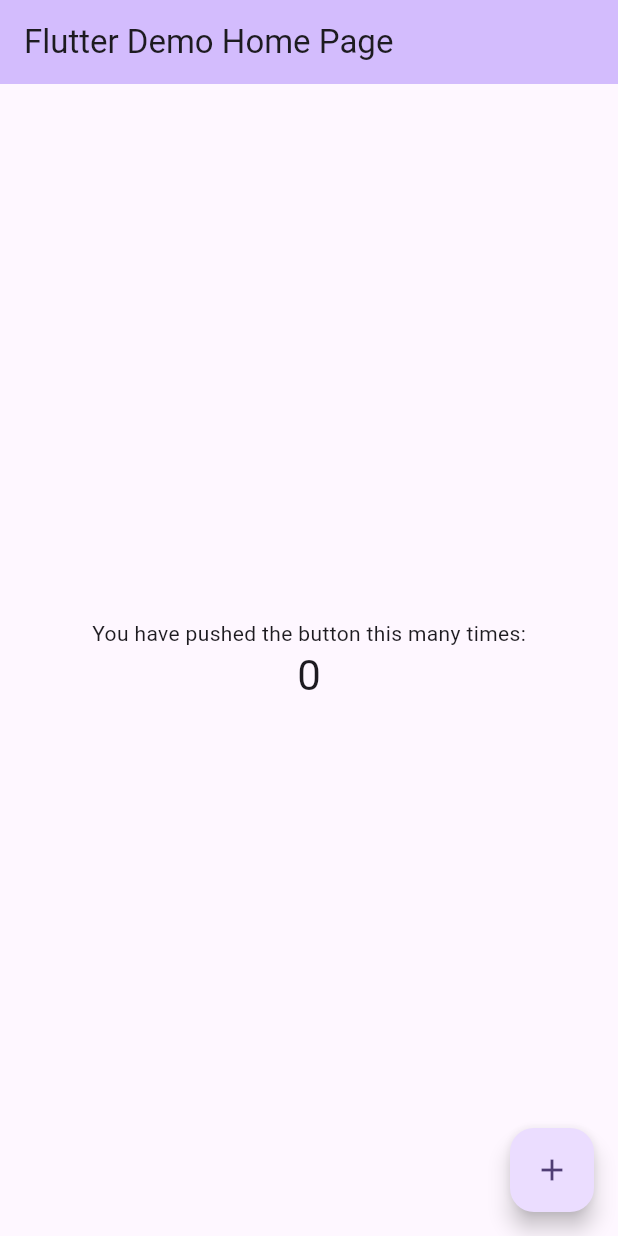
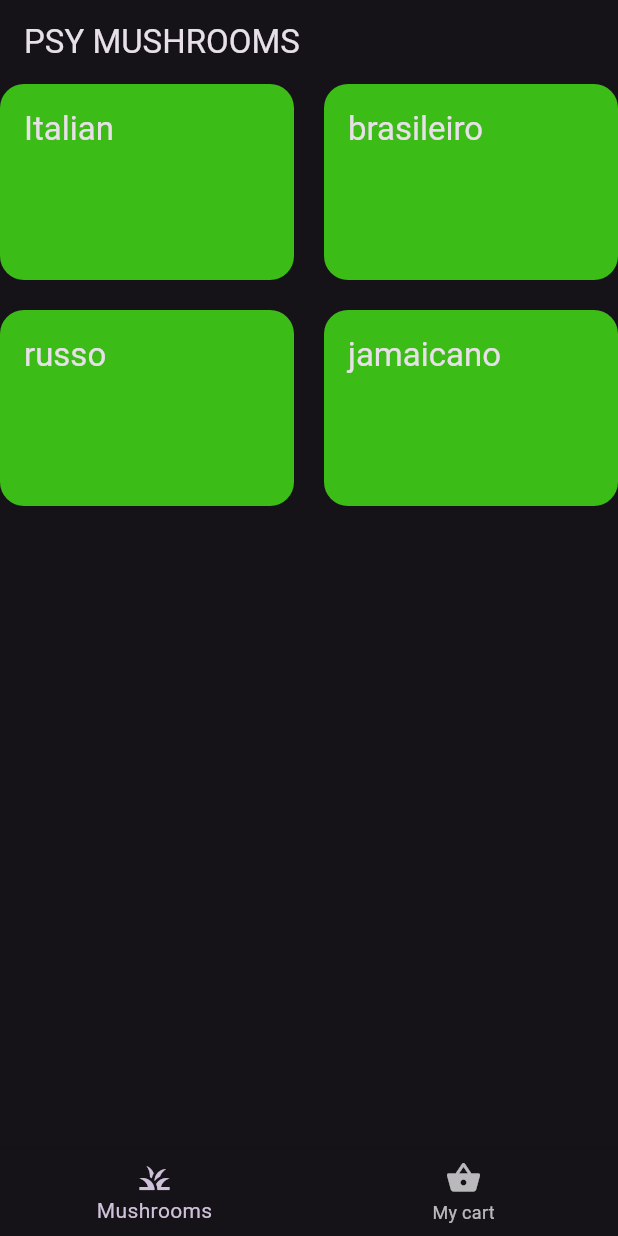
Before and after one commit to ThiagoC-Silva/psy_mushroom, a Flutter app: the screen it shows after launch, on a phone screen of 412 x 824 dp. Run offline on Flutter 3.47's test engine with Material 3 defaults, Android fonts, the phone set to English and light mode, and no system bars.

Commit message:
Tela inicial

```diff
--- /dev/null
+++ b/mushroom/lib/data/dummy_data.dart
@@ -0,0 +1,21 @@
+import 'package:flutter/material.dart';
+import 'package:mushroom/models/mushroom.dart';
+
+const availableMushrooms = [
+  Mushroom(
+    id: '1',
+    title: 'Italian',
+  ),
+  Mushroom(
+    id: '2',
+    title: 'brasileiro',
+  ),
+  Mushroom(
+    id: '3',
+    title: 'russo',
+  ),
+  Mushroom(
+    id: '4',
+    title: 'jamaicano',
+  ),
+];
--- a/mushroom/lib/main.dart
+++ b/mushroom/lib/main.dart
@@ -1,125 +1,26 @@
 import 'package:flutter/material.dart';
+import 'package:mushroom/screens/mushrooms.dart';
+
+final theme = ThemeData(
+  useMaterial3: true,
+  colorScheme: ColorScheme.fromSeed(
+      brightness: Brightness.dark,
+      seedColor: const Color.fromARGB(255, 56, 11, 101),
+  ),
+);
 
 void main() {
-  runApp(const MyApp());
+  runApp(const App());
 }
 
-class MyApp extends StatelessWidget {
-  const MyApp({super.key});
+class App extends StatelessWidget {
+  const App({super.key});
 
-  // This widget is the root of your application.
   @override
   Widget build(BuildContext context) {
     return MaterialApp(
-      title: 'Flutter Demo',
-      theme: ThemeData(
-        // This is the theme of your application.
-        //
-        // TRY THIS: Try running your application with "flutter run". You'll see
-        // the application has a purple toolbar. Then, without quitting the app,
-        // try changing the seedColor in the colorScheme below to Colors.green
-        // and then invoke "hot reload" (save your changes or press the "hot
-        // reload" button in a Flutter-supported IDE, or press "r" if you used
-        // the command line to start the app).
-        //
-        // Notice that the counter didn't reset back to zero; the application
-        // state is not lost during the reload. To reset the state, use hot
-        // restart instead.
-        //
-        // This works for code too, not just values: Most code changes can be
-        // tested with just a hot reload.
-        colorScheme: ColorScheme.fromSeed(seedColor: Colors.deepPurple),
-        useMaterial3: true,
-      ),
-      home: const MyHomePage(title: 'Flutter Demo Home Page'),
+      theme: theme,
+      home: const MushroomsScreen(),
     );
   }
 }
-
-class MyHomePage extends StatefulWidget {
-  const MyHomePage({super.key, required this.title});
-
-  // This widget is the home page of your application. It is stateful, meaning
-  // that it has a State object (defined below) that contains fields that affect
-  // how it looks.
-
-  // This class is the configuration for the state. It holds the values (in this
-  // case the title) provided by the parent (in this case the App widget) and
-  // used by the build method of the State. Fields in a Widget subclass are
-  // always marked "final".
-
-  final String title;
-
-  @override
-  State<MyHomePage> createState() => _MyHomePageState();
-}
-
-class _MyHomePageState extends State<MyHomePage> {
-  int _counter = 0;
-
-  void _incrementCounter() {
-    setState(() {
-      // This call to setState tells the Flutter framework that something has
-      // changed in this State, which causes it to rerun the build method below
-      // so that the display can reflect the updated values. If we changed
-      // _counter without calling setState(), then the build method would not be
-      // called again, and so nothing would appear to happen.
-      _counter++;
-    });
-  }
-
-  @override
-  Widget build(BuildContext context) {
-    // This method is rerun every time setState is called, for instance as done
-    // by the _incrementCounter method above.
-    //
-    // The Flutter framework has been optimized to make rerunning build methods
-    // fast, so that you can just rebuild anything that needs updating rather
-    // than having to individually change instances of widgets.
-    return Scaffold(
-      appBar: AppBar(
-        // TRY THIS: Try changing the color here to a specific color (to
-        // Colors.amber, perhaps?) and trigger a hot reload to see the AppBar
-        // change color while the other colors stay the same.
-        backgroundColor: Theme.of(context).colorScheme.inversePrimary,
-        // Here we take the value from the MyHomePage object that was created by
-        // the App.build method, and use it to set our appbar title.
-        title: Text(widget.title),
-      ),
-      body: Center(
-        // Center is a layout widget. It takes a single child and positions it
-        // in the middle of the parent.
-        child: Column(
-          // Column is also a layout widget. It takes a list of children and
-          // arranges them vertically. By default, it sizes itself to fit its
-          // children horizontally, and tries to be as tall as its parent.
-          //
-          // Column has various properties to control how it sizes itself and
-          // how it positions its children. Here we use mainAxisAlignment to
-          // center the children vertically; the main axis here is the vertical
-          // axis because Columns are vertical (the cross axis would be
-          // horizontal).
-          //
-          // TRY THIS: Invoke "debug painting" (choose the "Toggle Debug Paint"
-          // action in the IDE, or press "p" in the console), to see the
-          // wireframe for each widget.
-          mainAxisAlignment: MainAxisAlignment.center,
-          children: <Widget>[
-            const Text(
-              'You have pushed the button this many times:',
-            ),
-            Text(
-              '$_counter',
-              style: Theme.of(context).textTheme.headlineMedium,
-            ),
-          ],
-        ),
-      ),
-      floatingActionButton: FloatingActionButton(
-        onPressed: _incrementCounter,
-        tooltip: 'Increment',
-        child: const Icon(Icons.add),
-      ), // This trailing comma makes auto-formatting nicer for build methods.
-    );
-  }
-}
--- /dev/null
+++ b/mushroom/lib/models/mushroom.dart
@@ -0,0 +1,11 @@
+import 'package:flutter/material.dart';
+
+class Mushroom {
+  const Mushroom({
+    required this.id,
+    required this.title,
+  });
+
+  final String id;
+  final String title;
+}
--- /dev/null
+++ b/mushroom/lib/screens/mushrooms.dart
@@ -0,0 +1,40 @@
+import 'package:mushroom/widgets/mushroom_grid_item.dart';
+import 'package:flutter/material.dart';
+import 'package:mushroom/data/dummy_data.dart';
+
+class MushroomsScreen extends StatelessWidget{
+  const MushroomsScreen ({super.key});
+
+  @override
+  Widget build(BuildContext context) {
+    return Scaffold(
+        appBar: AppBar(
+          title: const Text('PSY MUSHROOMS'),
+        ),
+        bottomNavigationBar: BottomNavigationBar(
+          currentIndex: 0,
+          items: [
+            BottomNavigationBarItem(
+                icon: Icon(Icons.grass),
+                label: "Mushrooms"
+            ),
+            BottomNavigationBarItem(
+                icon: Icon(Icons.shopping_basket),
+                label: "My cart"
+            ),
+          ],
+        ),
+        body: GridView(
+          gridDelegate: const SliverGridDelegateWithFixedCrossAxisCount(
+              crossAxisCount: 2,
+              childAspectRatio: 3/2,
+              crossAxisSpacing: 20,
+              mainAxisSpacing: 20),
+          children: [
+            //availableCategories.map((e) => CategoryGridItem(category: category)).toList()
+            for (final mushroom in availableMushrooms)
+              MushroomGridItem(mushroom: mushroom)
+          ],)
+    );
+  }
+}
--- /dev/null
+++ b/mushroom/lib/widgets/mushroom_grid_item.dart
@@ -0,0 +1,33 @@
+import 'package:mushroom/data/dummy_data.dart';
+//import 'package:mushroom/screens/mushroom_details.dart';
+import 'package:flutter/material.dart';
+import 'package:mushroom/models/mushroom.dart';
+
+class MushroomGridItem extends StatelessWidget{
+  const MushroomGridItem({
+    super.key,
+    required this.mushroom});
+
+  final Mushroom mushroom;
+
+  @override
+  Widget build(BuildContext context) {
+    return InkWell(
+      onTap: () {
+      },
+      splashColor: Theme.of(context).primaryColor,
+      borderRadius: BorderRadius.circular(16),
+      child: Container(
+        padding: const EdgeInsets.all(16),
+        decoration: BoxDecoration(
+            borderRadius: BorderRadius.circular(16),
+            color: const Color.fromARGB(255, 60, 188, 23),
+        ),
+        child: Text(mushroom.title, style: Theme.of(context).textTheme.titleLarge!.copyWith(
+          color: Theme.of(context).colorScheme.onSurface,
+        ),
+        ),
+      ),
+    );
+  }
+}
```
